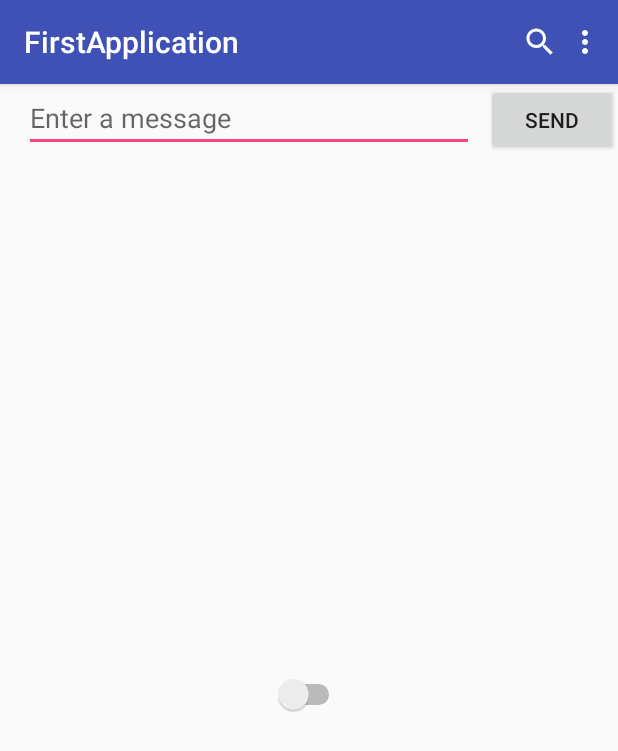
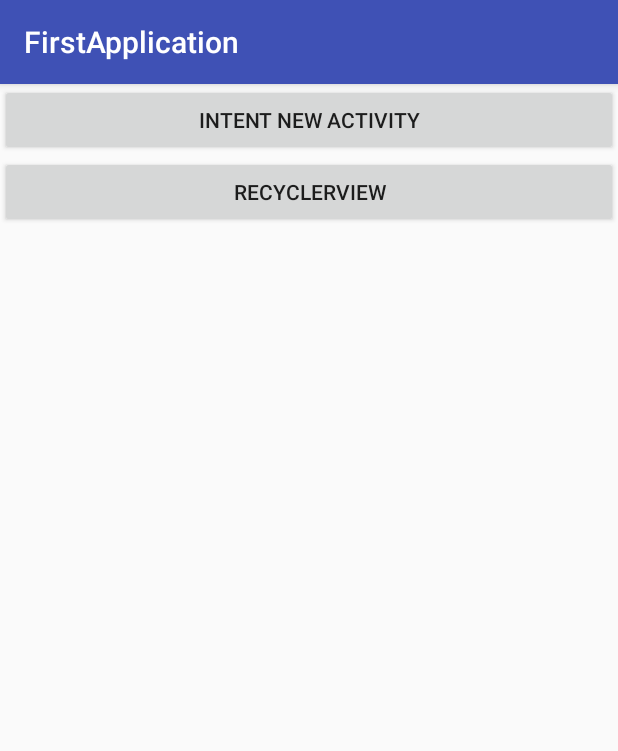
Before and after one commit to phirumtan/First-Application, an Android app: the screen it shows after launch (MainActivity), on a phone screen of 412 x 824 dp. Shown: the top 751 px of the screen. Run offline under Robolectric (Android 15) with nearby library versions, the phone set to English and light mode, and no system bars.

Commit message:
create recyclerview

```diff
--- a/app/src/main/java/com/example/tanphirum/firstapplication/DisplayMessageActivity.java
+++ b/app/src/main/java/com/example/tanphirum/firstapplication/DisplayMessageActivity.java
@@ -22,7 +22,7 @@ public class DisplayMessageActivity extends AppCompatActivity {
         mTxtMsg = findViewById(R.id.txtMsg);
 
         if (getIntent().getExtras() != null) {
-            mTxtMsg.setText(getIntent().getExtras().getString(MainActivity.EXT_KEY_MSG));
+            mTxtMsg.setText(getIntent().getExtras().getString(NewIntentActivity.EXT_KEY_MSG));
         } else {
             mTxtMsg.setText("something wrong with bundle key");
         }
--- a/app/src/main/java/com/example/tanphirum/firstapplication/MainActivity.java
+++ b/app/src/main/java/com/example/tanphirum/firstapplication/MainActivity.java
@@ -1,166 +1,48 @@
 package com.example.tanphirum.firstapplication;
 
+import android.annotation.SuppressLint;
+import android.content.Context;
 import android.content.Intent;
-import android.net.Uri;
-import android.os.Build;
 import android.os.Bundle;
-import android.support.v4.app.ShareCompat;
-import android.support.v4.content.ContextCompat;
-import android.support.v7.app.ActionBar;
 import android.support.v7.app.AppCompatActivity;
-import android.support.v7.widget.Toolbar;
-import android.util.Log;
-import android.view.Menu;
-import android.view.MenuItem;
+import android.support.v7.widget.AppCompatButton;
 import android.view.View;
 import android.widget.Button;
-import android.widget.CompoundButton;
-import android.widget.EditText;
-import android.widget.Switch;
-import android.widget.Toast;
-
-import com.example.tanphirum.firstapplication.utils.MessageUtils;
 
 public class MainActivity extends AppCompatActivity implements View.OnClickListener {
 
     private static final String LOG_TAG = MainActivity.class.getSimpleName(); // constant tag log message
-    public static final String EXT_KEY_MSG = "ext_key_msg";
 
-    private EditText mEdtMsg;
-    private Button mBtnSend;
-
+    private Button mBtnNewIntent;
+    private Button mBtnRecyclerView;
 
     @Override
     protected void onCreate(Bundle savedInstanceState) {
         super.onCreate(savedInstanceState);
         setContentView(R.layout.activity_main);
 
-        Toolbar toolbar = findViewById(R.id.toolbar);
-        toolbar.setTitleTextColor(ContextCompat.getColor(this, android.R.color.white));
-        setSupportActionBar(toolbar);
+        mBtnNewIntent = findViewById(R.id.btn_new_intent);
+        mBtnRecyclerView = findViewById(R.id.btn_recyclerview);
 
-        ActionBar actionBar = getSupportActionBar();
-        if (actionBar != null)
-            actionBar.setDisplayShowTitleEnabled(true);
-
-        if (Build.VERSION.SDK_INT >= Build.VERSION_CODES.LOLLIPOP) {
-            getWindow().setStatusBarColor(ContextCompat.getColor(this, android.R.color.holo_green_dark));
-        }
-        Log.d(LOG_TAG, "onCreate");
-
-        mEdtMsg = findViewById(R.id.edt_enter_msg);
-
-        mBtnSend = findViewById(R.id.btn_send);
-        mBtnSend.setOnClickListener(this);
-
-        final Switch gender = findViewById(R.id.switch1);
-        gender.setOnCheckedChangeListener(new CompoundButton.OnCheckedChangeListener() {
-            @Override
-            public void onCheckedChanged(CompoundButton buttonView, boolean isChecked) {
-                Toast.makeText(buttonView.getContext(), "click " + isChecked, Toast.LENGTH_SHORT).show();
-            }
-        });
-
-    }
-
-    public void sendMessage(View v) {
-        Intent intent = new Intent(this, UIKitActivity.class);
-        intent.putExtra(EXT_KEY_MSG, mEdtMsg.getText().toString());
-        intent.addFlags(Intent.FLAG_ACTIVITY_SINGLE_TOP);
-        startActivity(intent);
-    }
-
-    public void openWebsite(String url) {
-        Uri webpage = Uri.parse(url);
-
-        Intent intent = new Intent(Intent.ACTION_VIEW, webpage);
-        // Find an activity to hand the intent and start that activity.
-        if (intent.resolveActivity(getPackageManager()) != null) {
-            Bundle args = new Bundle();
-            args.putString("key_name_phirum", "Hello phirum");
-            if (Build.VERSION.SDK_INT >= Build.VERSION_CODES.JELLY_BEAN) {
-                startActivity(intent, args);
-            }
-        } else {
-            MessageUtils.showToast(this, "ImplicitIntents / Can't handle this intent!");
-        }
-    }
-
-    public void shareText() {
-        ShareCompat.IntentBuilder
-                .from(this)
-                .setType("text/plain")
-                .setChooserTitle("Share with: ")
-                .setText("hello share text content!!!")
-                .startChooser();
+        mBtnNewIntent.setOnClickListener(this);
+        mBtnRecyclerView.setOnClickListener(this);
     }
 
     @Override
-    public void onClick(final View v) {
+    public void onClick(View v) {
         switch (v.getId()) {
-            case R.id.btn_send:
-                sendMessage(v);
+            case R.id.btn_new_intent:
+                intent(v.getContext(), NewIntentActivity.class);
+                break;
+            case R.id.btn_recyclerview:
+                intent(v.getContext(), RecycleViewActivity.class);
                 break;
         }
     }
 
-    @Override
-    public void onStart() {
-        super.onStart();
-        Log.d(LOG_TAG, "onStart");
-    }
 
-    @Override
-    public void onRestart() {
-        super.onRestart();
-        Log.d(LOG_TAG, "onRestart");
-    }
 
-    @Override
-    public void onResume() {
-        super.onResume();
-        Log.d(LOG_TAG, "onResume");
-    }
-
-    @Override
-    public void onPause() {
-        super.onPause();
-        Log.d(LOG_TAG, "onPause");
-    }
-
-    @Override
-    public void onStop() {
-        super.onStop();
-        Log.d(LOG_TAG, "onStop");
-    }
-
-    @Override
-    public void onDestroy() {
-        super.onDestroy();
-        Log.d(LOG_TAG, "onDestroy");
-    }
-
-    @Override
-    public boolean onCreateOptionsMenu(Menu menu) {
-        getMenuInflater().inflate(R.menu.menu_main, menu);
-        return super.onCreateOptionsMenu(menu);
-    }
-
-    @Override
-    public boolean onOptionsItemSelected(MenuItem item) {
-        switch (item.getItemId()) {
-            case R.id.action_grid:
-                openWebsite("https://developer.android.com");
-                Toast.makeText(this, "click grid", Toast.LENGTH_SHORT).show();
-                break;
-            case R.id.action_list:
-                shareText();
-                Toast.makeText(this, "click list", Toast.LENGTH_SHORT).show();
-                break;
-            case R.id.action_settings:
-                Toast.makeText(this, "click settings", Toast.LENGTH_SHORT).show();
-                break;
-        }
-        return super.onOptionsItemSelected(item);
+    private void intent(Context context, Class clsName) {
+        startActivity(new Intent(context, clsName));
     }
 }
--- a/app/src/main/res/layout/activity_main.xml
+++ b/app/src/main/res/layout/activity_main.xml
@@ -1,51 +1,24 @@
 <?xml version="1.0" encoding="utf-8"?>
 <android.support.constraint.ConstraintLayout xmlns:android="http://schemas.android.com/apk/res/android"
     xmlns:app="http://schemas.android.com/apk/res-auto"
-    xmlns:tools="http://schemas.android.com/tools"
     android:layout_width="match_parent"
     android:layout_height="match_parent">
 
-    <include
-        android:id="@+id/app_bar"
-        layout="@layout/layout_appbar"
+    <Button
+        android:id="@+id/btn_new_intent"
         android:layout_width="match_parent"
-        android:layout_height="?attr/actionBarSize" />
-
-    <android.support.v7.widget.AppCompatEditText
-        app:layout_constraintTop_toBottomOf="@+id/app_bar"
-        android:id="@+id/edt_enter_msg"
-        android:layout_width="0dp"
         android:layout_height="wrap_content"
-        android:layout_marginLeft="16dp"
-        android:layout_marginStart="16dp"
-        android:hint="@string/enter_a_message"
-        app:layout_constraintEnd_toStartOf="@+id/btn_send"
-        app:layout_constraintHorizontal_bias="0.5"
-        app:layout_constraintStart_toStartOf="parent" />
-
-    <android.support.v7.widget.AppCompatButton
-        android:id="@+id/btn_send"
-        android:layout_width="wrap_content"
-        android:layout_height="wrap_content"
-        android:layout_marginLeft="8dp"
-        android:layout_marginStart="8dp"
-        android:onClick="sendMessage"
-        android:text="@string/send"
-        app:layout_constraintBaseline_toBaselineOf="@+id/edt_enter_msg"
-        app:layout_constraintEnd_toEndOf="parent"
-        app:layout_constraintHorizontal_bias="0.5"
-        app:layout_constraintStart_toEndOf="@+id/edt_enter_msg" />
-
-    <Switch
-        android:id="@+id/switch1"
-        android:layout_width="wrap_content"
-        android:layout_height="wrap_content"
-        android:layout_marginBottom="8dp"
-        android:layout_marginTop="8dp"
-        android:textOff="Female"
-        android:textOn="Male"
-        app:layout_constraintBottom_toBottomOf="parent"
+        android:text="@string/intent_new_activity"
         app:layout_constraintEnd_toEndOf="parent"
         app:layout_constraintStart_toStartOf="parent"
-        app:layout_constraintTop_toBottomOf="@+id/edt_enter_msg" />
+        app:layout_constraintTop_toTopOf="parent" />
+
+    <Button
+        android:id="@+id/btn_recyclerview"
+        android:layout_width="match_parent"
+        android:layout_height="wrap_content"
+        android:text="@string/recyclerview"
+        app:layout_constraintTop_toBottomOf="@+id/btn_new_intent"
+        app:layout_constraintEnd_toEndOf="parent"
+        app:layout_constraintStart_toStartOf="parent"/>
 </android.support.constraint.ConstraintLayout>
--- a/app/src/main/res/values/strings.xml
+++ b/app/src/main/res/values/strings.xml
@@ -7,4 +7,6 @@
     <string name="title_grid">Grid</string>
     <string name="title_list">list</string>
     <string name="title_register">Register</string>
+    <string name="intent_new_activity">Intent new activity</string>
+    <string name="recyclerview">Recyclerview</string>
 </resources>
```
Also changed, not shown: app/src/main/AndroidManifest.xml (+5 -2 lines), app/src/main/java/com/example/tanphirum/firstapplication/NewIntentActivity.java (added, +166 -0 lines), app/src/main/java/com/example/tanphirum/firstapplication/RecycleViewActivity.java (added, +41 -0 lines), app/src/main/java/com/example/tanphirum/firstapplication/UIKitActivity.java (+4 -4 lines), app/src/main/java/com/example/tanphirum/firstapplication/adapter/ListAdapter.java (added, +56 -0 lines), app/src/main/res/layout/activity_new_intent.xml (added, +51 -0 lines), app/src/main/res/layout/activity_recycle_view.xml (added, +14 -0 lines), app/src/main/res/layout/layout_list_item.xml (added, +28 -0 lines).
